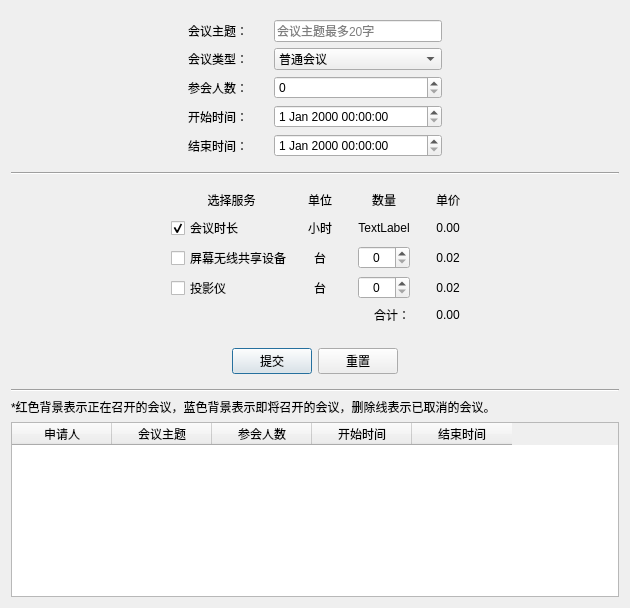
Old version of the form bookmeet.ui in the repository ktercy/HuiXunCloud.
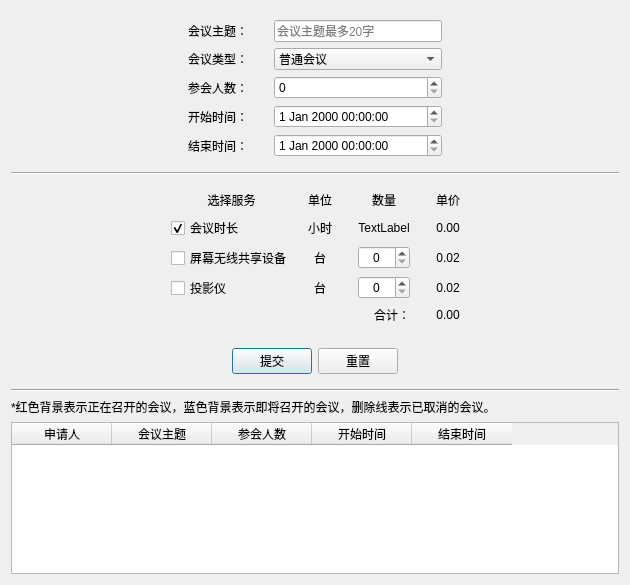
New version of the form.

```diff
--- a/bookmeet.ui
+++ b/bookmeet.ui
@@ -7,7 +7,7 @@
     <x>0</x>
     <y>0</y>
     <width>630</width>
-    <height>608</height>
+    <height>585</height>
    </rect>
   </property>
   <property name="windowTitle">
```
Left out of the diff: 4 changed lines with no effect on the pictures.
